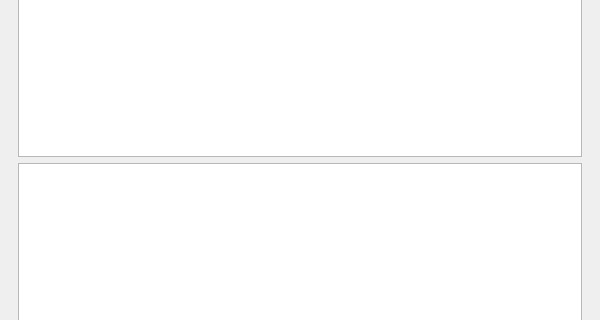
Before: the Qt Designer form atm/mainwindow.ui in cherny77/atm, drawn with Qt 5; both pictures show x 0 to 600 and y 170 to 490 of the 600 by 600 pixel window.
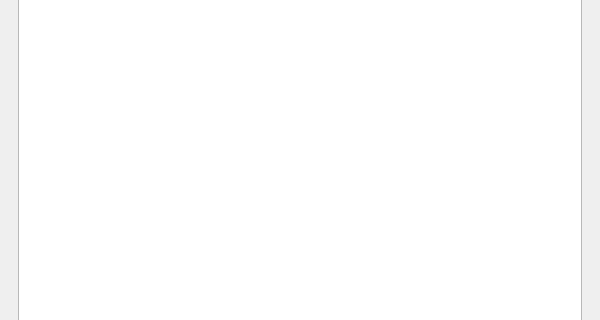
After: the same form once the commit is applied. The open tabs and pages were chosen to show the change. Icons and pictures are not drawn.

What changed in the file:
```diff
--- a/atm/mainwindow.ui
+++ b/atm/mainwindow.ui
@@ -167,9 +167,6 @@
           </property>
          </widget>
         </item>
-        <item row="3" column="0">
-         <widget class="QTableView" name="cardsTable"/>
-        </item>
        </layout>
       </widget>
       <widget class="QWidget" name="cardMenuPage">
```
